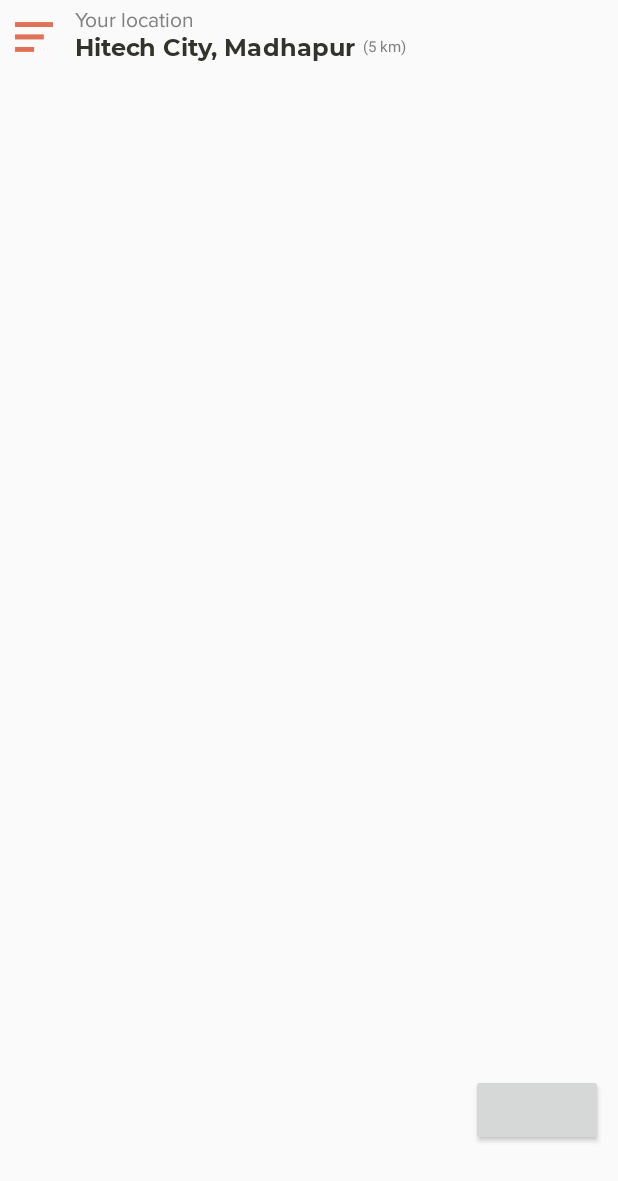
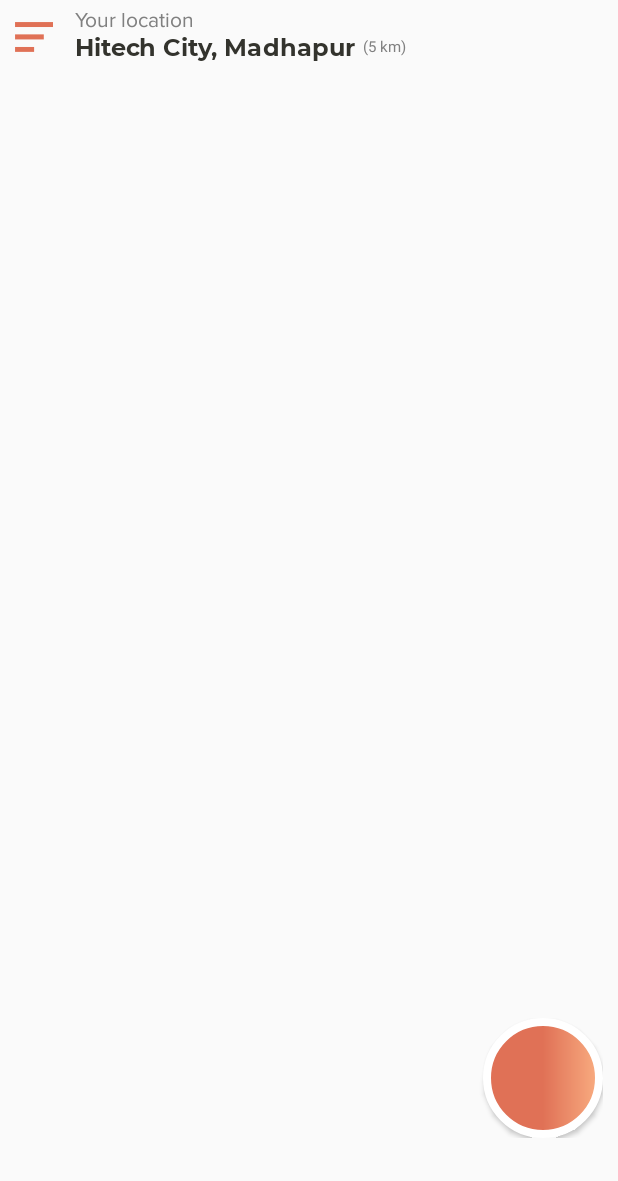
Before and after one commit to kumarashish/SportsFight, an Android app: the layout dashboard_content.xml on its own in the app's theme, with its tools: preview values and no code run, on a phone screen of 412 x 824 dp. Shown: the top 1181 px of the screen. Run offline under Robolectric (Android 15) with nearby library versions, the phone set to English and light mode, and no system bars.

Commit message:
for update

```diff
--- a/app/build.gradle
+++ b/app/build.gradle
@@ -11,6 +11,8 @@ android {
         versionName "1.0"
         testInstrumentationRunner "android.support.test.runner.AndroidJUnitRunner"
         multiDexEnabled true
+        renderscriptTargetApi 25
+        renderscriptSupportModeEnabled true
     }
     aaptOptions {
         cruncherEnabled = false
@@ -27,6 +29,7 @@ android {
 dependencies {
     implementation 'com.google.firebase:firebase-messaging:11.0.4'
     implementation 'com.android.support:recyclerview-v7:26.+'
+    compile 'com.ms-square:etsyblur:0.2.1'
     compile fileTree(dir: 'libs', include: ['*.jar'])
     androidTestCompile('com.android.support.test.espresso:espresso-core:2.2.2', {
         exclude group: 'com.android.support', module: 'support-annotations'
--- a/app/src/main/java/sportsfight/com/s/launchingmodule/Splash.java
+++ b/app/src/main/java/sportsfight/com/s/launchingmodule/Splash.java
@@ -89,13 +89,15 @@ public class Splash extends Activity {
 //            Intent i = new Intent(Splash.this, WelcomeActivity.class);
 //            startActivity(i);
 //        } else {
-            if (controller.getPrefManager().isUserLoggedIn()) {
-                Intent i = new Intent(Splash.this, NewDashBoard.class);
-                startActivity(i);
-            } else {
-                Intent i = new Intent(Splash.this, Login.class);
-                startActivity(i);
-            }
+//            if (controller.getPrefManager().isUserLoggedIn()) {
+//                Intent i = new Intent(Splash.this, NewDashBoard.class);
+//                startActivity(i);
+//            } else {
+//                Intent i = new Intent(Splash.this, Login.class);
+//                startActivity(i);
+//            }
+        Intent i = new Intent(Splash.this, NewDashBoard.class);
+        startActivity(i);
 
 
         // close this activity
--- /dev/null
+++ b/app/src/main/res/drawable/blue_circle.xml
@@ -0,0 +1,12 @@
+<?xml version="1.0" encoding="utf-8"?>
+<shape
+    xmlns:android="http://schemas.android.com/apk/res/android"
+    android:shape="oval">
+
+    <solid
+        android:color="@color/primary_color"/>
+
+    <size
+        android:width="100dp"
+        android:height="100dp"/>
+</shape>
--- /dev/null
+++ b/app/src/main/res/drawable/green_circle.xml
@@ -0,0 +1,13 @@
+<?xml version="1.0" encoding="utf-8"?>
+<shape
+    xmlns:android="http://schemas.android.com/apk/res/android"
+    android:shape="oval">
+
+    <solid
+        android:color="@color/intermediateColor"/>
+
+
+    <size
+        android:width="100dp"
+        android:height="100dp"/>
+</shape>
--- /dev/null
+++ b/app/src/main/res/drawable/orange_gradient_circle.xml
@@ -0,0 +1,14 @@
+<?xml version="1.0" encoding="utf-8"?>
+<shape xmlns:android="http://schemas.android.com/apk/res/android"
+    android:shape="oval">
+    <!--  Gradient Bg for listrow -->
+    <gradient
+        android:startColor="#e07156"
+        android:centerColor="#e07156"
+        android:endColor="#f9ad81"
+        android:angle="0" />
+    <corners android:radius="150dp"  />
+    <stroke
+        android:width="5dp"
+        android:color="@color/white"/>
+</shape>
--- a/app/src/main/res/layout/dashboard_content.xml
+++ b/app/src/main/res/layout/dashboard_content.xml
@@ -65,31 +65,90 @@
 
     <FrameLayout
         android:id="@+id/frame"
+
         android:layout_width="match_parent"
         android:layout_height="match_parent">
 
     </FrameLayout >
+        <RelativeLayout
+            android:id="@+id/createTeamBg"
+
+            android:background="@android:color/transparent"
+            android:layout_width="match_parent"
+            android:layout_height="match_parent">
         <LinearLayout
-            android:layout_marginBottom="60dp"
+
+            android:layout_marginBottom="65dp"
             android:layout_marginRight="10dp"
             android:orientation="vertical"
             android:layout_alignParentBottom="true"
             android:layout_alignParentRight="true"
-            android:layout_width="wrap_content"
+            android:layout_width="150dp"
             android:layout_height="wrap_content">
+            <LinearLayout
+                android:visibility="gone"
+                android:id="@+id/expadedView"
+                android:orientation="vertical"
+                android:layout_width="wrap_content"
+                android:layout_height="wrap_content">
+            <LinearLayout
+                android:orientation="horizontal"
+                android:layout_width="match_parent"
+                android:layout_height="wrap_content">
+                <TextView
+                    android:textSize="14dp"
+                    android:gravity="center_vertical"
+android:textColor="@color/black_font"
+                    android:paddingRight="5dp"
+                    android:text="Create Team"
+                    android:layout_width="wrap_content"
+                    android:layout_height="match_parent" />
+            <ImageButton
+
+                android:layout_gravity="center"
+                android:background="@drawable/blue_circle"
+                android:layout_width="50dp"
+                android:layout_height="50dp" />
+            </LinearLayout>
+            <LinearLayout
+                android:layout_marginTop="10dp"
+                android:orientation="horizontal"
+                android:layout_width="match_parent"
+                android:layout_height="wrap_content">
+                <TextView
+                    android:textColor="@color/black_font"
+                    android:textSize="14dp"
+                    android:gravity="center_vertical"
+                    android:paddingLeft="20dp"
+                    android:paddingRight="5dp"
+                    android:text="My Team"
+                    android:layout_width="wrap_content"
+                    android:layout_height="match_parent" />
+
+
+            <ImageButton
+                android:layout_marginBottom="10dp"
+                android:layout_marginRight="10dp"
+                android:layout_gravity="end"
+               android:background="@drawable/green_circle"
+                android:layout_width="50dp"
+                android:layout_height="50dp" />
+        </LinearLayout>
+            </LinearLayout>
+
             <Button
-                android:visibility="gone"
-                android:layout_width="wrap_content"
-                android:layout_height="wrap_content" />
-            <Button
-                android:visibility="gone"
-                android:layout_width="wrap_content"
-                android:layout_height="wrap_content" />
-            <Button
+                android:scaleType="center"
+
+                android:src="@drawable/add"
+                android:layout_gravity="end"
+
+                android:background="@drawable/orange_gradient_circle"
                 android:id="@+id/add_team"
-                android:layout_width="wrap_content"
-                android:layout_height="wrap_content" />
+                android:layout_width="80dp"
+                android:layout_height="80dp" />
         </LinearLayout>
+
+        </RelativeLayout>
     </RelativeLayout>
 
 </LinearLayout>
--- a/app/src/main/res/layout/player_profile.xml
+++ b/app/src/main/res/layout/player_profile.xml
@@ -12,10 +12,11 @@
         android:layout_height="40dp">
         <ImageView
             android:id="@+id/back"
-            android:tint="@color/black_font"
+
              android:src="@drawable/back"
             android:layout_width="25dp"
             android:layout_centerVertical="true"
+            android:tint="@color/tabselected"
             android:layout_gravity="center"
             android:layout_height="18dp"
             android:layout_marginLeft="10dp"/>
--- a/app/src/main/res/layout/view_team.xml
+++ b/app/src/main/res/layout/view_team.xml
@@ -11,8 +11,9 @@
         android:orientation="horizontal"
         android:layout_height="40dp">
         <ImageView
+            android:tint="@color/tabselected"
             android:id="@+id/back"
-            android:tint="@color/black_font"
+
             android:src="@drawable/back"
             android:layout_width="25dp"
             android:layout_centerVertical="true"
--- a/app/src/main/res/values/colors.xml
+++ b/app/src/main/res/values/colors.xml
@@ -7,6 +7,7 @@
     <color name="disabled_color">#7f7f7f</color>
     <color name="lightgrey">#d6d6d6</color>
     <color name="walletCard_bg">#ebebeb</color>
+    <color name="blurrbgwhite">#66000000</color>
     <color name="BeginnerColor">#1980c2</color>
     <color name="intermediateColor">#39b54a</color>
     <color name="ExpertColor">#f26d7d</color>
```
Also changed, not shown: app/src/main/java/sportsfight/com/s/mainmodule/NewDashBoard.java (+33 -0 lines), app/src/main/res/menu/fab_menu.xml (added, +18 -0 lines), app/src/main/res/drawable/blurr_bg.png (added).
